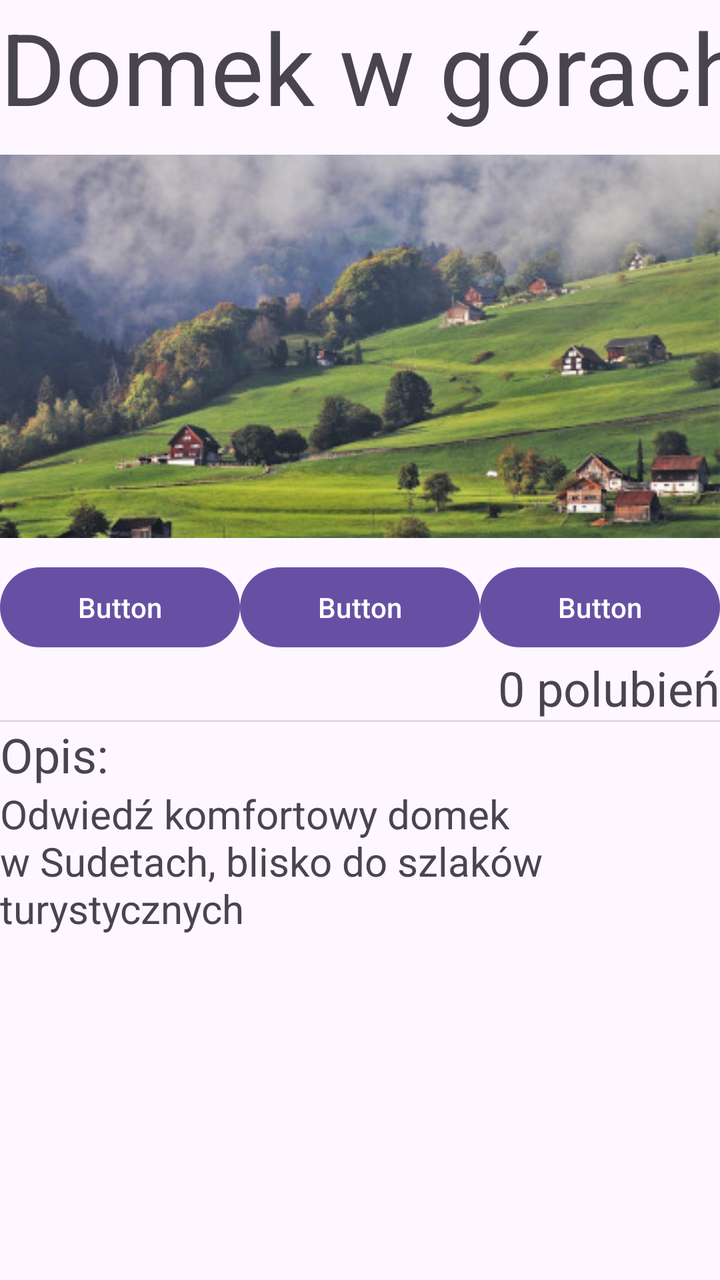
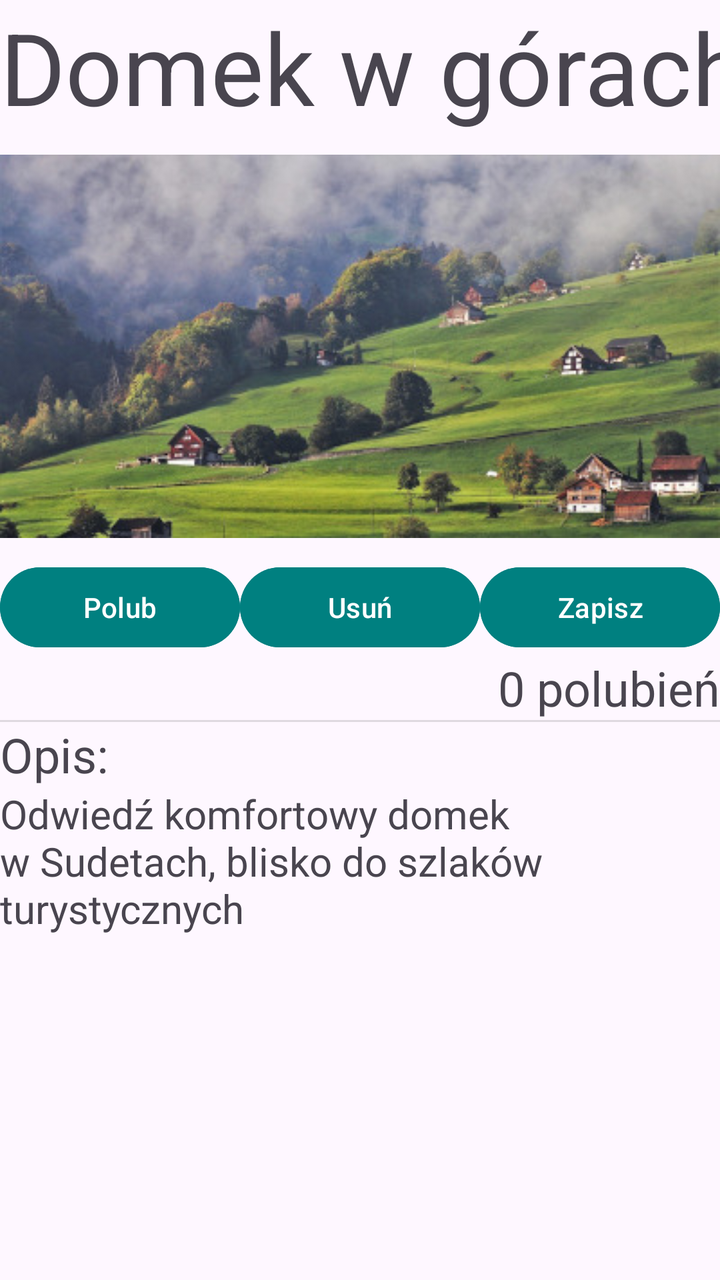

Screens rendered from an Android XML layout before and after an edit, with the pre-edit source and the edit as a unified diff.
<!-- AndroidManifest.xml: application theme Theme.Domekwgorach -->
<!-- res/layout/activity_main.xml -->
<?xml version="1.0" encoding="utf-8"?>
<LinearLayout xmlns:android="http://schemas.android.com/apk/res/android"
    xmlns:app="http://schemas.android.com/apk/res-auto"
    xmlns:tools="http://schemas.android.com/tools"
    android:id="@+id/main"
    android:layout_width="match_parent"
    android:layout_height="match_parent"
    android:orientation="vertical"
    tools:context=".MainActivity">

    <TextView
        android:layout_width="413dp"
        android:layout_height="wrap_content"
        android:text="Domek w górach"
        android:textSize="50sp"

        />

    <ImageView
        android:id="@+id/imageView3"
        android:layout_width="match_parent"
        android:layout_height="wrap_content"
        app:srcCompat="@drawable/obraz" />

    <LinearLayout
        android:layout_width="match_parent"
        android:layout_height="wrap_content"
        android:orientation="horizontal">

        <Button
            android:id="@+id/button"
            android:layout_width="match_parent"
            android:layout_height="wrap_content"
            android:layout_weight="1"
            android:text="Button" />

        <Button
            android:id="@+id/button2"
            android:layout_width="match_parent"
            android:layout_height="wrap_content"
            android:layout_weight="1"
            android:text="Button" />

        <Button
            android:id="@+id/button3"
            android:layout_width="match_parent"
            android:layout_height="wrap_content"
            android:layout_weight="1"
            android:text="Button" />

    </LinearLayout>

    <TextView
        android:id="@+id/textView2"
        android:layout_width="wrap_content"
        android:layout_height="wrap_content"
        android:layout_gravity="end"
        android:text="0 polubień"
        android:textSize="24sp" />

    <View
        android:id="@+id/divider"
        android:layout_width="match_parent"
        android:layout_height="1dp"
        android:background="?android:attr/listDivider" />

    <TextView
        android:id="@+id/textView3"
        android:layout_width="match_parent"
        android:layout_height="wrap_content"
        android:text="Opis: "
        android:textSize="24sp"
        />

    <TextView
        android:id="@+id/textView4"
        android:layout_width="match_parent"
        android:layout_height="wrap_content"
        android:text="Odwiedź komfortowy domek w Sudetach, blisko do szlaków turystycznych"
        android:textSize="20sp"
        />


</LinearLayout>
<!-- resources referenced by this layout -->
<resources>
  <!-- drawable obraz: jpg bitmap (drawable, 46858 bytes) -->
  <style name="Theme.Domekwgorach" parent="Base.Theme.Domekwgorach" />
  <style name="Base.Theme.Domekwgorach" parent="Theme.Material3.DayNight.NoActionBar">
          
          
      </style>
</resources>

<!-- the commit's change to res/layout/activity_main.xml (unified diff, before → after) -->
@@ -32,21 +32,27 @@
             android:layout_width="match_parent"
             android:layout_height="wrap_content"
             android:layout_weight="1"
-            android:text="Button" />
+            android:text="Polub"
+            android:backgroundTint="#008080"
+            />
 
         <Button
-            android:id="@+id/button2"
+            android:id="@+id/Usuń"
             android:layout_width="match_parent"
             android:layout_height="wrap_content"
             android:layout_weight="1"
-            android:text="Button" />
+            android:text="Usuń"
+            android:backgroundTint="#008080"
+            />
 
         <Button
             android:id="@+id/button3"
             android:layout_width="match_parent"
             android:layout_height="wrap_content"
             android:layout_weight="1"
-            android:text="Button" />
+            android:text="Zapisz"
+            android:backgroundTint="#008080"
+            />
 
     </LinearLayout>
 
